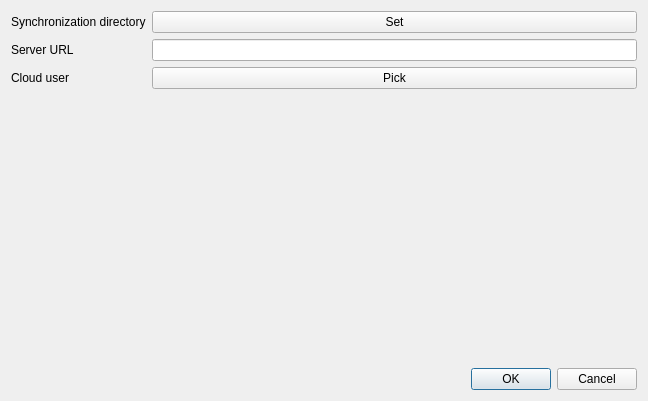
Before: the Qt Designer form client/src/ui/settingsdialog.ui in sierdzio/cutecloud, drawn with Qt 5.
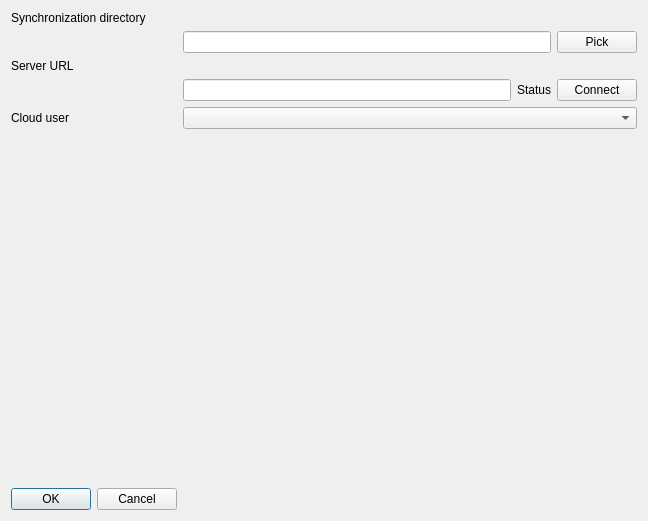
After: the same form once the commit is applied.

Commit message: Some slow progress on settings dialog in client.

What changed in the file:
```diff
--- a/client/src/ui/settingsdialog.ui
+++ b/client/src/ui/settingsdialog.ui
@@ -7,56 +7,70 @@
     <x>0</x>
     <y>0</y>
     <width>648</width>
-    <height>401</height>
+    <height>521</height>
    </rect>
   </property>
   <property name="windowTitle">
    <string>Dialog</string>
   </property>
-  <layout class="QVBoxLayout" name="verticalLayout">
-   <item>
     <layout class="QFormLayout" name="formLayout">
-     <item row="0" column="0">
+   <item row="0" column="0" colspan="2">
       <widget class="QLabel" name="label">
        <property name="text">
         <string>Synchronization directory</string>
        </property>
       </widget>
      </item>
-     <item row="0" column="1">
+   <item row="1" column="1">
+    <layout class="QHBoxLayout" name="horizontalLayout_2">
+     <item>
+      <widget class="QLineEdit" name="storageDirLineEdit"/>
+     </item>
+     <item>
       <widget class="QPushButton" name="storageDirPushButton">
        <property name="text">
-        <string>Set</string>
+        <string>Pick</string>
        </property>
       </widget>
      </item>
-     <item row="1" column="0">
+    </layout>
+   </item>
+   <item row="2" column="0">
       <widget class="QLabel" name="label_3">
        <property name="text">
         <string>Server URL</string>
        </property>
       </widget>
      </item>
-     <item row="1" column="1">
+   <item row="3" column="1">
+    <layout class="QHBoxLayout" name="horizontalLayout_3">
+     <item>
       <widget class="QLineEdit" name="serverUrlLineEdit"/>
      </item>
-     <item row="2" column="0">
+     <item>
+      <widget class="QLabel" name="serverStatusLabel">
+       <property name="text">
+        <string>Status</string>
+       </property>
+      </widget>
+     </item>
+     <item>
+      <widget class="QPushButton" name="serverPushButton">
+       <property name="text">
+        <string>Connect</string>
+       </property>
+      </widget>
+     </item>
+    </layout>
+   </item>
+   <item row="4" column="0">
       <widget class="QLabel" name="label_4">
        <property name="text">
         <string>Cloud user</string>
        </property>
       </widget>
      </item>
-     <item row="2" column="1">
-      <widget class="QPushButton" name="cloudUserPushButton">
-       <property name="text">
-        <string>Pick</string>
-       </property>
-      </widget>
-     </item>
-    </layout>
-   </item>
-   <item>
+   <item row="6" column="0" colspan="2">
     <spacer name="verticalSpacer">
      <property name="orientation">
       <enum>Qt::Vertical</enum>
@@ -69,7 +83,7 @@
      </property>
     </spacer>
    </item>
-   <item>
+   <item row="8" column="0">
     <widget class="QDialogButtonBox" name="buttonBox">
      <property name="orientation">
       <enum>Qt::Horizontal</enum>
@@ -79,6 +93,9 @@
      </property>
     </widget>
    </item>
+   <item row="4" column="1">
+    <widget class="QComboBox" name="userComboBox"/>
+   </item>
   </layout>
  </widget>
  <resources/>
```
Lines whose indentation alone changed are shown as unchanged. The commit also changes 3 other files.
